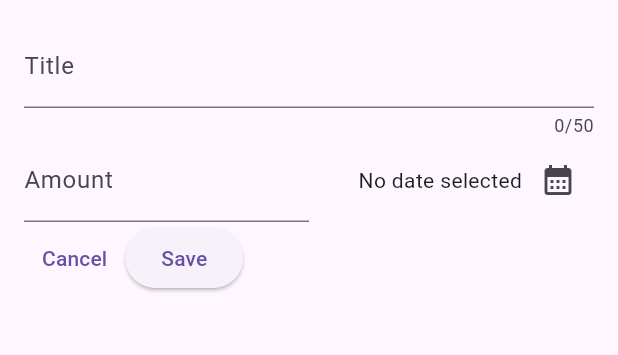
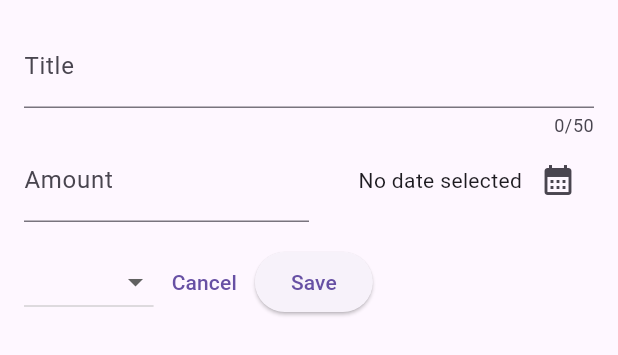
Before and after one commit to abhijithanandan/Flutter-Maximilian, a Flutter app: the NewExpense widget shown alone on an empty page, opened directly, on a phone screen of 412 x 824 dp. Shown: the top 355 px of the screen. Run offline on Flutter 3.47's test engine with Material 3 defaults, Android fonts, the phone set to English and light mode, and no system bars; our stand-ins replace google_fonts.

Commit message:
Added the dropdown button to select category of expense in new expense form

```diff
--- a/expense_tracker/lib/widgets/new_expense.dart
+++ b/expense_tracker/lib/widgets/new_expense.dart
@@ -14,6 +14,7 @@ class _NewExpenseState extends State<NewExpense> {
   final _titleController = TextEditingController();
   final _amountController = TextEditingController();
   DateTime? _selectedDate;
+  Category? _selectedCategory;
 
   void _presentDatePicker() async {
     final now = DateTime.now();
@@ -77,8 +78,27 @@ class _NewExpenseState extends State<NewExpense> {
               ),
             ],
           ),
+          const SizedBox(height: 16),
           Row(
             children: [
+              DropdownButton(
+                  value: _selectedCategory,
+                  items: Category.values
+                      .map(
+                        (category) => DropdownMenuItem(
+                          value: category,
+                          child: Text(
+                            category.name.toString().toUpperCase(),
+                          ),
+                        ),
+                      )
+                      .toList(),
+                  onChanged: (value) {
+                    if (value == null) return;
+                    setState(() {
+                      _selectedCategory = value;
+                    });
+                  }),
               TextButton(
                 onPressed: () {
                   Navigator.of(context).pop();
```
